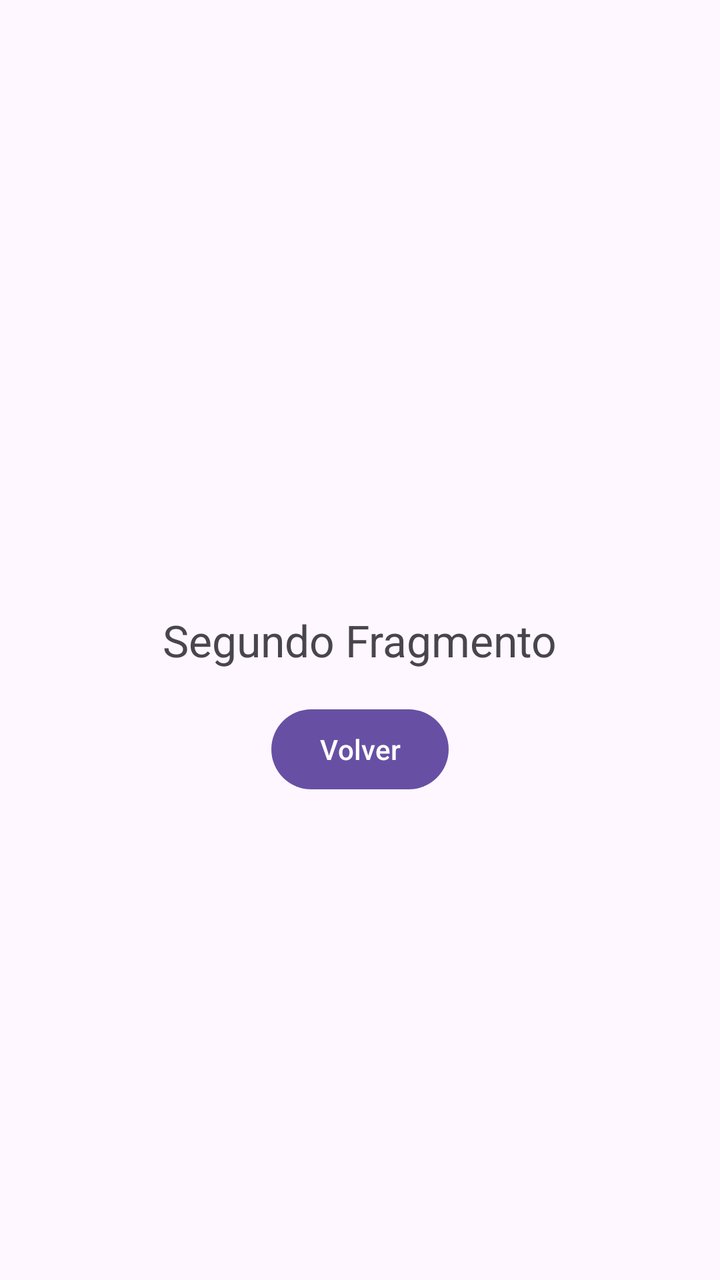
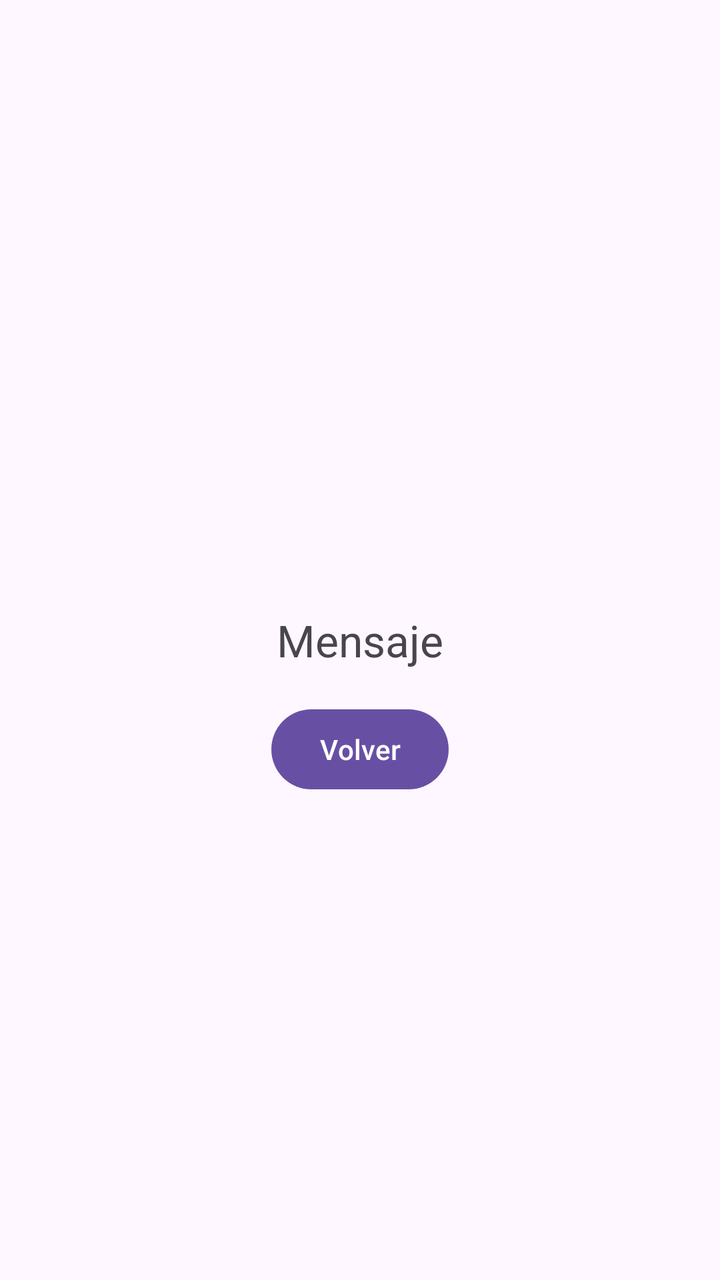

Two renders of the same Android screen: before a commit and after it. Below are the layout's source before the change and the commit's diff.
<!-- AndroidManifest.xml: application theme Theme.Fragments -->
<!-- res/layout/fragment_message.xml -->
<?xml version="1.0" encoding="utf-8"?>
<androidx.constraintlayout.widget.ConstraintLayout
    xmlns:android="http://schemas.android.com/apk/res/android"
    xmlns:app="http://schemas.android.com/apk/res-auto"
    android:layout_width="match_parent"
    android:layout_height="match_parent"
    android:padding="24dp">

    <TextView
        android:id="@+id/tvMensaje"
        android:layout_width="wrap_content"
        android:layout_height="wrap_content"
        android:text="Segundo Fragmento"
        android:textSize="22sp"
        app:layout_constraintTop_toTopOf="parent"
        app:layout_constraintBottom_toBottomOf="parent"
        app:layout_constraintStart_toStartOf="parent"
        app:layout_constraintEnd_toEndOf="parent" />

    <Button
        android:id="@+id/btVolver"
        android:layout_width="wrap_content"
        android:layout_height="wrap_content"
        android:layout_marginTop="16dp"
        android:text="Volver"
        app:layout_constraintTop_toBottomOf="@id/tvMensaje"
        app:layout_constraintStart_toStartOf="parent"
        app:layout_constraintEnd_toEndOf="parent" />

</androidx.constraintlayout.widget.ConstraintLayout>
<!-- resources referenced by this layout -->
<resources>
  <style name="Theme.Fragments" parent="Base.Theme.Fragments" />
  <style name="Base.Theme.Fragments" parent="Theme.Material3.DayNight.NoActionBar">
          
          
      </style>
</resources>

<!-- the commit's change to res/layout/fragment_message.xml (unified diff, before → after) -->
@@ -5,26 +5,23 @@
     android:layout_width="match_parent"
     android:layout_height="match_parent"
     android:padding="24dp">
-
     <TextView
         android:id="@+id/tvMensaje"
         android:layout_width="wrap_content"
         android:layout_height="wrap_content"
-        android:text="Segundo Fragmento"
+        android:text="@string/titulo_mensaxe"
         android:textSize="22sp"
         app:layout_constraintTop_toTopOf="parent"
         app:layout_constraintBottom_toBottomOf="parent"
         app:layout_constraintStart_toStartOf="parent"
         app:layout_constraintEnd_toEndOf="parent" />
-
     <Button
         android:id="@+id/btVolver"
         android:layout_width="wrap_content"
         android:layout_height="wrap_content"
         android:layout_marginTop="16dp"
-        android:text="Volver"
+        android:text="@string/accion_volver"
         app:layout_constraintTop_toBottomOf="@id/tvMensaje"
         app:layout_constraintStart_toStartOf="parent"
         app:layout_constraintEnd_toEndOf="parent" />
-
 </androidx.constraintlayout.widget.ConstraintLayout>
<!-- resource entries referenced after the edit -->
@@ -1,5 +1,7 @@
 <!-- resources referenced by this layout -->
 <resources>
+  <string name="accion_volver">Volver</string>
+  <string name="titulo_mensaxe">Mensaje</string>
   <style name="Theme.Fragments" parent="Base.Theme.Fragments" />
   <style name="Base.Theme.Fragments" parent="Theme.Material3.DayNight.NoActionBar">
           
